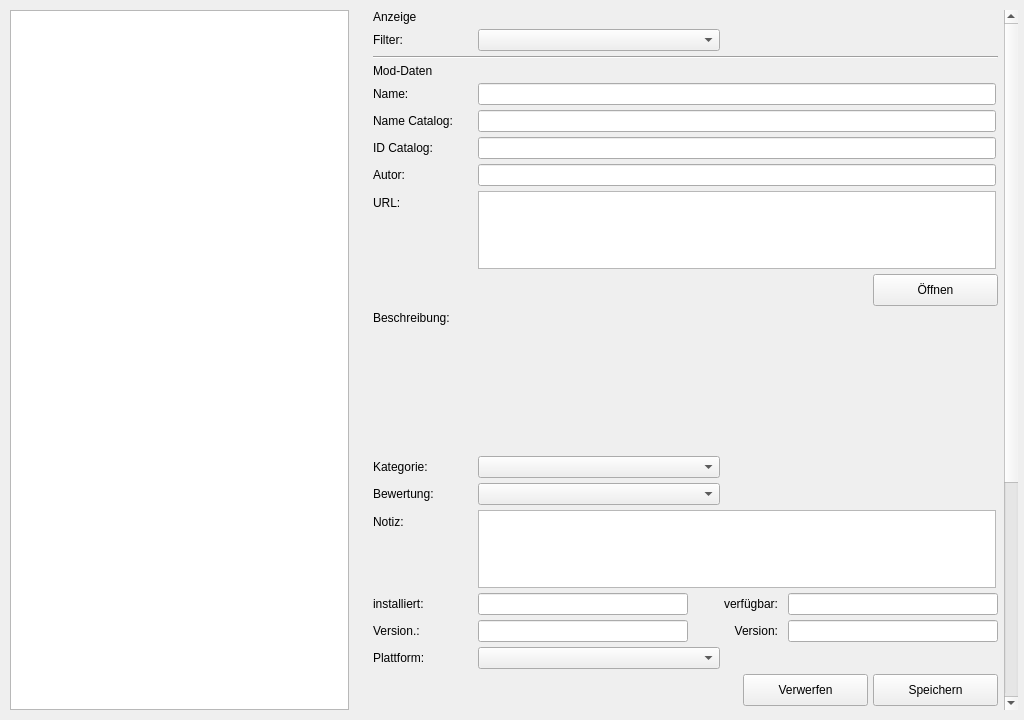
Qt form Structure/GUI/Page_Mods.ui (Looking4Git/Starfield_LOH) before a commit.
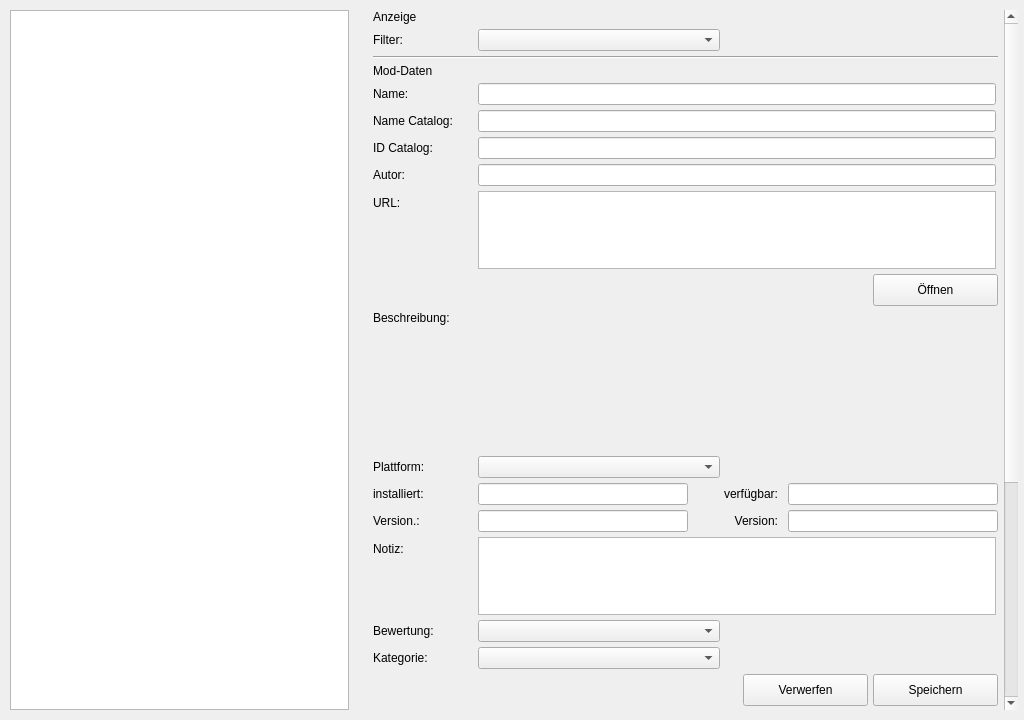
The same form after that commit. Icons and pictures are not drawn.

Commit message: Detailbereich: Zeilenordnung, Notiz-Persistenz & Auto-Save fuer Page_Update und Page_Mods

What changed in the file:
```diff
--- a/Structure/GUI/Page_Mods.ui
+++ b/Structure/GUI/Page_Mods.ui
@@ -466,9 +466,9 @@
           </widget>
          </item>
          <item row="10" column="0">
-          <widget class="QLabel" name="lbl_category_label">
+          <widget class="QLabel" name="lbl_platform_label">
            <property name="text">
-            <string>Kategorie:</string>
+            <string>Plattform:</string>
            </property>
            <property name="minimumSize">
             <size>
@@ -485,7 +485,7 @@
           </widget>
          </item>
          <item row="10" column="1">
-          <widget class="QComboBox" name="cmb_category">
+          <widget class="QComboBox" name="cmb_platform">
            <property name="minimumSize">
             <size>
              <width>242</width>
@@ -501,124 +501,6 @@
           </widget>
          </item>
          <item row="11" column="0">
-          <widget class="QLabel" name="lbl_assessment_label">
-           <property name="text">
-            <string>Bewertung:</string>
-           </property>
-           <property name="minimumSize">
-            <size>
-             <width>100</width>
-             <height>0</height>
-            </size>
-           </property>
-           <property name="maximumSize">
-            <size>
-             <width>100</width>
-             <height>16777215</height>
-            </size>
-           </property>
-          </widget>
-         </item>
-         <item row="11" column="1">
-          <layout class="QHBoxLayout" name="layout_assessment">
-           <property name="spacing">
-            <number>10</number>
-           </property>
-           <property name="leftMargin">
-            <number>0</number>
-           </property>
-           <property name="topMargin">
-            <number>0</number>
-           </property>
-           <property name="rightMargin">
-            <number>0</number>
-           </property>
-           <property name="bottomMargin">
-            <number>0</number>
-           </property>
-           <item>
-            <widget class="QComboBox" name="cmb_assessment">
-             <property name="minimumSize">
-              <size>
-               <width>242</width>
-               <height>0</height>
-              </size>
-             </property>
-             <property name="maximumSize">
-              <size>
-               <width>242</width>
-               <height>16777215</height>
-              </size>
-             </property>
-            </widget>
-           </item>
-           <item>
-            <widget class="QLabel" name="lbl_assessment_stars">
-             <property name="text">
-              <string />
-             </property>
-            </widget>
-           </item>
-           <item>
-            <spacer name="assessment_spacer">
-             <property name="orientation">
-              <enum>Qt::Orientation::Horizontal</enum>
-             </property>
-             <property name="sizeHint" stdset="0">
-              <size>
-               <width>40</width>
-               <height>20</height>
-              </size>
-             </property>
-            </spacer>
-           </item>
-          </layout>
-         </item>
-         <item row="12" column="0">
-          <widget class="QLabel" name="lbl_note_label">
-           <property name="text">
-            <string>Notiz:</string>
-           </property>
-           <property name="minimumSize">
-            <size>
-             <width>100</width>
-             <height>0</height>
-            </size>
-           </property>
-           <property name="maximumSize">
-            <size>
-             <width>100</width>
-             <height>16777215</height>
-            </size>
-           </property>
-          </widget>
-         </item>
-         <item row="12" column="1">
-          <widget class="QTextEdit" name="inp_note">
-           <property name="sizePolicy">
-            <sizepolicy hsizetype="Expanding" vsizetype="Fixed">
-             <horstretch>0</horstretch>
-             <verstretch>0</verstretch>
-            </sizepolicy>
-           </property>
-           <property name="maximumSize">
-            <size>
-             <width>518</width>
-             <height>78</height>
-            </size>
-           </property>
-           <property name="acceptRichText">
-            <bool>false</bool>
-           </property>
-           <property name="minimumSize">
-            <size>
-             <width>518</width>
-             <height>78</height>
-            </size>
-           </property>
-          </widget>
-         </item>
-         <item row="13" column="0">
           <widget class="QLabel" name="lbl_date_inst_label">
            <property name="text">
             <string>installiert:</string>
@@ -637,7 +519,7 @@
            </property>
           </widget>
          </item>
-         <item row="13" column="1">
+         <item row="11" column="1">
           <layout class="QHBoxLayout" name="layout_date_fields">
            <property name="spacing">
             <number>10</number>
@@ -711,7 +593,7 @@
            </item>
           </layout>
          </item>
-         <item row="14" column="0">
+         <item row="12" column="0">
           <widget class="QLabel" name="lbl_ver_inst_label">
            <property name="text">
             <string>Version.:</string>
@@ -730,7 +612,7 @@
            </property>
           </widget>
          </item>
-         <item row="14" column="1">
+         <item row="12" column="1">
           <layout class="QHBoxLayout" name="layout_ver_fields">
            <property name="spacing">
             <number>10</number>
@@ -804,10 +686,128 @@
            </item>
           </layout>
          </item>
+         <item row="13" column="0">
+          <widget class="QLabel" name="lbl_note_label">
+           <property name="text">
+            <string>Notiz:</string>
+           </property>
+           <property name="minimumSize">
+            <size>
+             <width>100</width>
+             <height>0</height>
+            </size>
+           </property>
+           <property name="maximumSize">
+            <size>
+             <width>100</width>
+             <height>16777215</height>
+            </size>
+           </property>
+          </widget>
+         </item>
+         <item row="13" column="1">
+          <widget class="QTextEdit" name="inp_note">
+           <property name="sizePolicy">
+            <sizepolicy hsizetype="Expanding" vsizetype="Fixed">
+             <horstretch>0</horstretch>
+             <verstretch>0</verstretch>
+            </sizepolicy>
+           </property>
+           <property name="maximumSize">
+            <size>
+             <width>518</width>
+             <height>78</height>
+            </size>
+           </property>
+           <property name="acceptRichText">
+            <bool>false</bool>
+           </property>
+           <property name="minimumSize">
+            <size>
+             <width>518</width>
+             <height>78</height>
+            </size>
+           </property>
+          </widget>
+         </item>
+         <item row="14" column="0">
+          <widget class="QLabel" name="lbl_assessment_label">
+           <property name="text">
+            <string>Bewertung:</string>
+           </property>
+           <property name="minimumSize">
+            <size>
+             <width>100</width>
+             <height>0</height>
+            </size>
+           </property>
+           <property name="maximumSize">
+            <size>
+             <width>100</width>
+             <height>16777215</height>
+            </size>
+           </property>
+          </widget>
+         </item>
+         <item row="14" column="1">
+          <layout class="QHBoxLayout" name="layout_assessment">
+           <property name="spacing">
+            <number>10</number>
+           </property>
+           <property name="leftMargin">
+            <number>0</number>
+           </property>
+           <property name="topMargin">
+            <number>0</number>
+           </property>
+           <property name="rightMargin">
+            <number>0</number>
+           </property>
+           <property name="bottomMargin">
+            <number>0</number>
+           </property>
+           <item>
+            <widget class="QComboBox" name="cmb_assessment">
+             <property name="minimumSize">
+              <size>
+               <width>242</width>
+               <height>0</height>
+              </size>
+             </property>
+             <property name="maximumSize">
+              <size>
+               <width>242</width>
+               <height>16777215</height>
+              </size>
+             </property>
+            </widget>
+           </item>
+           <item>
+            <widget class="QLabel" name="lbl_assessment_stars">
+             <property name="text">
+              <string />
+             </property>
+            </widget>
+           </item>
+           <item>
+            <spacer name="assessment_spacer">
+             <property name="orientation">
+              <enum>Qt::Orientation::Horizontal</enum>
+             </property>
+             <property name="sizeHint" stdset="0">
+              <size>
+               <width>40</width>
+               <height>20</height>
+              </size>
+             </property>
+            </spacer>
+           </item>
+          </layout>
+         </item>
          <item row="15" column="0">
-          <widget class="QLabel" name="lbl_platform_label">
+          <widget class="QLabel" name="lbl_category_label">
            <property name="text">
-            <string>Plattform:</string>
+            <string>Kategorie:</string>
            </property>
            <property name="minimumSize">
             <size>
@@ -824,7 +824,7 @@
           </widget>
          </item>
          <item row="15" column="1">
-          <widget class="QComboBox" name="cmb_platform">
+          <widget class="QComboBox" name="cmb_category">
            <property name="minimumSize">
             <size>
              <width>242</width>
```
Left out of the diff: 3 changed lines with no effect on the pictures. The commit also changes 8 other files.
